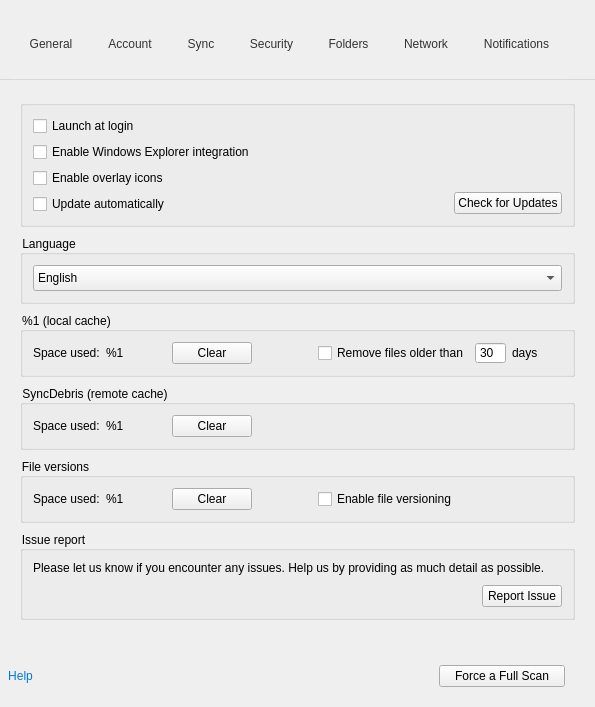
This is src/MEGASync/gui/win/SettingsDialog.ui in meganz/MEGAsync as Qt 5 draws it before an edit. The edited form follows.
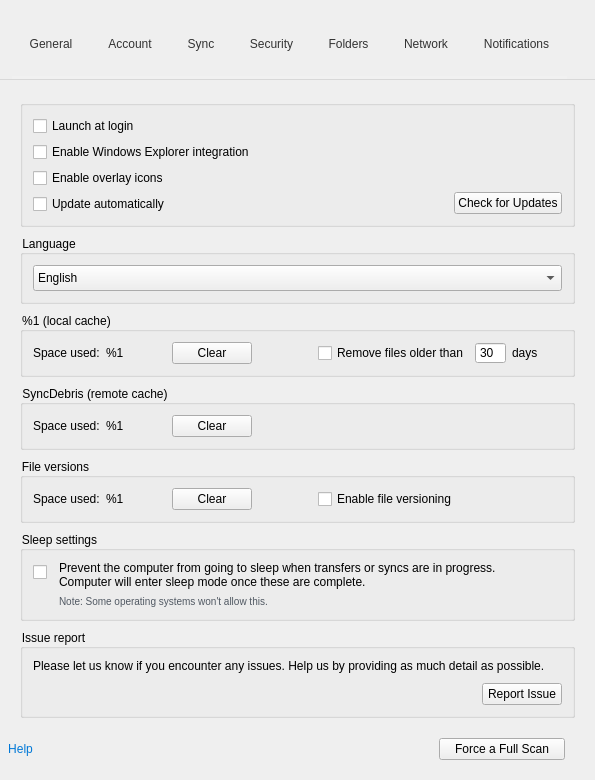
This is the edited form. Icons and pictures are not drawn. Custom widgets are drawn as their Qt base class.

Commit message: SNC-2763. Windows implementation: keep pc awake if there are transfers active

Diff of the .ui file:
```diff
--- a/src/MEGASync/gui/win/SettingsDialog.ui
+++ b/src/MEGASync/gui/win/SettingsDialog.ui
@@ -155,6 +155,19 @@
 #lUploadRateLimit, #lDownloadRateLimit, #lProxySettings
 {
 font-weight: bold;
+}
+
+#cbSleepMode 
+{
+margin-top: 4px;
+}
+
+#lSleepModeWarning
+{
+font-size: 10px;
+line-height: 16px;
+font-weight: 400;
+color: #505862;
 }</string>
   </property>
   <layout class="QVBoxLayout" name="verticalLayout_15">
@@ -996,6 +1009,70 @@
          </layout>
         </widget>
        </item>
+       <item>
+        <widget class="QGroupBox" name="gSleepMode">
+         <property name="title">
+          <string>Sleep settings</string>
+         </property>
+         <layout class="QGridLayout" name="gridLayout_2">
+          <property name="leftMargin">
+           <number>10</number>
+          </property>
+          <property name="topMargin">
+           <number>10</number>
+          </property>
+          <property name="rightMargin">
+           <number>10</number>
+          </property>
+          <property name="bottomMargin">
+           <number>10</number>
+          </property>
+          <item row="0" column="1">
+           <widget class="QLabel" name="lSleepMode">
+            <property name="sizePolicy">
+             <sizepolicy hsizetype="Expanding" vsizetype="Preferred">
+              <horstretch>0</horstretch>
+              <verstretch>0</verstretch>
+             </sizepolicy>
+            </property>
+            <property name="text">
+             <string>Prevent the computer from going to sleep when transfers or syncs are in progress.
+Computer will enter sleep mode once these are complete.</string>
+            </property>
+           </widget>
+          </item>
+          <item row="0" column="0" alignment="Qt::AlignTop">
+           <widget class="QCheckBox" name="cbSleepMode">
+            <property name="minimumSize">
+             <size>
+              <width>0</width>
+              <height>0</height>
+             </size>
+            </property>
+            <property name="maximumSize">
+             <size>
+              <width>16777215</width>
+              <height>16777215</height>
+             </size>
+            </property>
+            <property name="text">
+             <string/>
+            </property>
+           </widget>
+          </item>
+          <item row="1" column="1">
+           <widget class="QLabel" name="lSleepModeWarning">
+            <property name="text">
+             <string>Note: Some operating systems won't allow this.</string>
+            </property>
+            <property name="wordWrap">
+             <bool>true</bool>
+            </property>
+           </widget>
+          </item>
+         </layout>
+        </widget>
+       </item>
        <item>
         <widget class="QGroupBox" name="gBugReport">
          <property name="title">
```
The commit also changes 14 other files.
